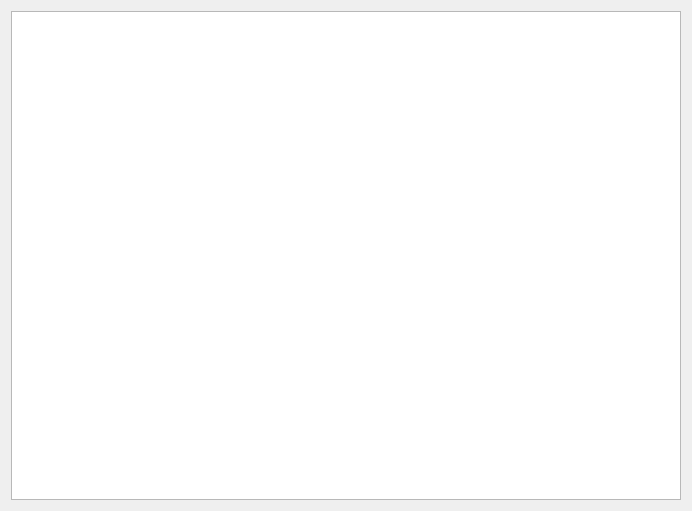
This is pos-fe/gui/tabs/debugtab.ui in sadeqAlbana/Snono-ERP as Qt 5 draws it before an edit. The edited form follows.
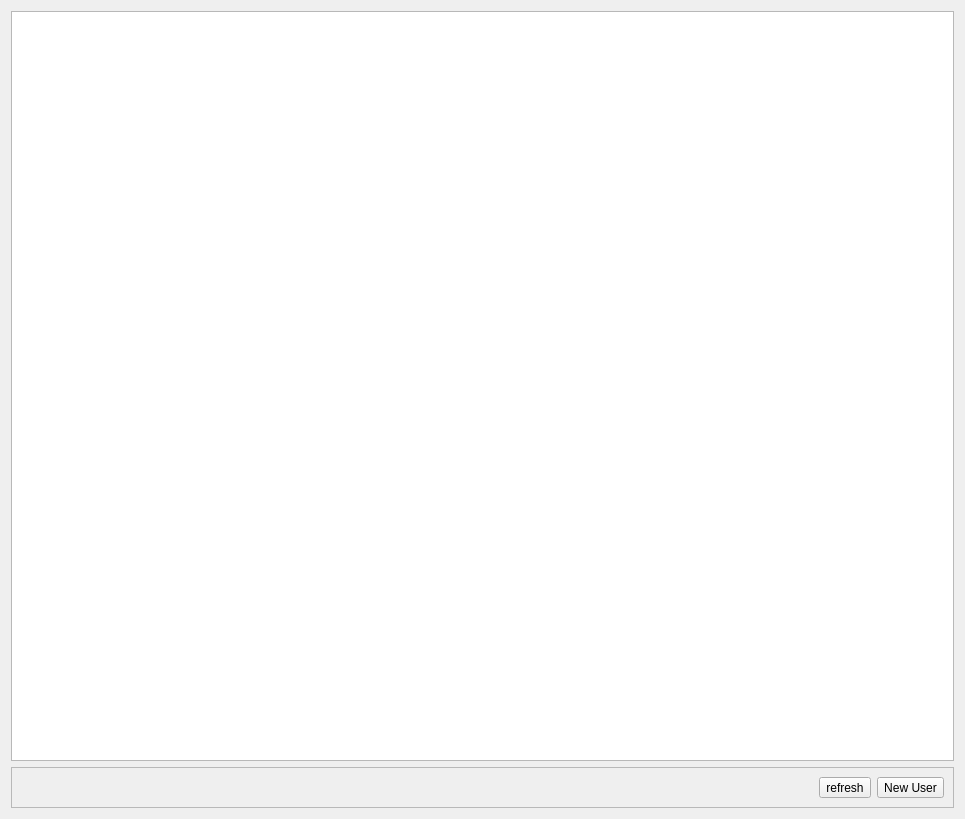
This is the edited form. Icons and pictures are not drawn. Custom widgets are drawn as their Qt base class.

Patch:
```diff
--- a/pos-fe/gui/tabs/debugtab.ui
+++ b/pos-fe/gui/tabs/debugtab.ui
@@ -6,8 +6,8 @@
    <rect>
     <x>0</x>
     <y>0</y>
-    <width>692</width>
-    <height>511</height>
+    <width>965</width>
+    <height>819</height>
    </rect>
   </property>
   <property name="windowTitle">
@@ -15,10 +15,112 @@
   </property>
   <layout class="QVBoxLayout" name="verticalLayout">
    <item>
-    <widget class="QTextBrowser" name="textBrowser"/>
+    <widget class="TableView" name="tableView">
+     <property name="contextMenuPolicy">
+      <enum>Qt::CustomContextMenu</enum>
+     </property>
+     <property name="editTriggers">
+      <set>QAbstractItemView::NoEditTriggers</set>
+     </property>
+     <property name="alternatingRowColors">
+      <bool>true</bool>
+     </property>
+     <property name="selectionMode">
+      <enum>QAbstractItemView::ExtendedSelection</enum>
+     </property>
+     <property name="selectionBehavior">
+      <enum>QAbstractItemView::SelectRows</enum>
+     </property>
+     <property name="gridStyle">
+      <enum>Qt::SolidLine</enum>
+     </property>
+     <attribute name="horizontalHeaderStretchLastSection">
+      <bool>true</bool>
+     </attribute>
+     <attribute name="verticalHeaderVisible">
+      <bool>false</bool>
+     </attribute>
+     <attribute name="verticalHeaderDefaultSectionSize">
+      <number>40</number>
+     </attribute>
+     <attribute name="verticalHeaderMinimumSectionSize">
+      <number>40</number>
+     </attribute>
+     <attribute name="verticalHeaderStretchLastSection">
+      <bool>false</bool>
+     </attribute>
+    </widget>
+   </item>
+   <item>
+    <widget class="QFrame" name="itemsFrame">
+     <property name="frameShape">
+      <enum>QFrame::StyledPanel</enum>
+     </property>
+     <property name="frameShadow">
+      <enum>QFrame::Raised</enum>
+     </property>
+     <layout class="QHBoxLayout" name="horizontalLayout_9">
+      <item>
+       <spacer name="horizontalSpacer">
+        <property name="orientation">
+         <enum>Qt::Horizontal</enum>
+        </property>
+        <property name="sizeHint" stdset="0">
+         <size>
+          <width>40</width>
+          <height>20</height>
+         </size>
+        </property>
+       </spacer>
+      </item>
+      <item>
+       <widget class="QToolButton" name="refreshButton_2">
+        <property name="text">
+         <string>refresh</string>
+        </property>
+        <property name="icon">
+         <iconset resource="../../qrc.qrc">
+          <normaloff>:/icons/color/icons8-synchronize-96.png</normaloff>:/icons/color/icons8-synchronize-96.png</iconset>
+        </property>
+        <property name="iconSize">
+         <size>
+          <width>24</width>
+          <height>24</height>
+         </size>
+        </property>
+       </widget>
+      </item>
+      <item>
+       <widget class="QToolButton" name="addButoon_2">
+        <property name="text">
+         <string>New User</string>
+        </property>
+        <property name="icon">
+         <iconset resource="../../qrc.qrc">
+          <normaloff>:/icons/color/icons8-plus-96.png</normaloff>:/icons/color/icons8-plus-96.png</iconset>
+        </property>
+        <property name="iconSize">
+         <size>
+          <width>24</width>
+          <height>24</height>
+         </size>
+        </property>
+       </widget>
+      </item>
+     </layout>
+    </widget>
    </item>
   </layout>
  </widget>
- <resources/>
+ <customwidgets>
+  <customwidget>
+   <class>TableView</class>
+   <extends>QTableView</extends>
+   <header>gui/views/tableview.h</header>
+  </customwidget>
+ </customwidgets>
+ <resources>
+  <include location="../../qrc.qrc"/>
+ </resources>
  <connections/>
 </ui>
```
